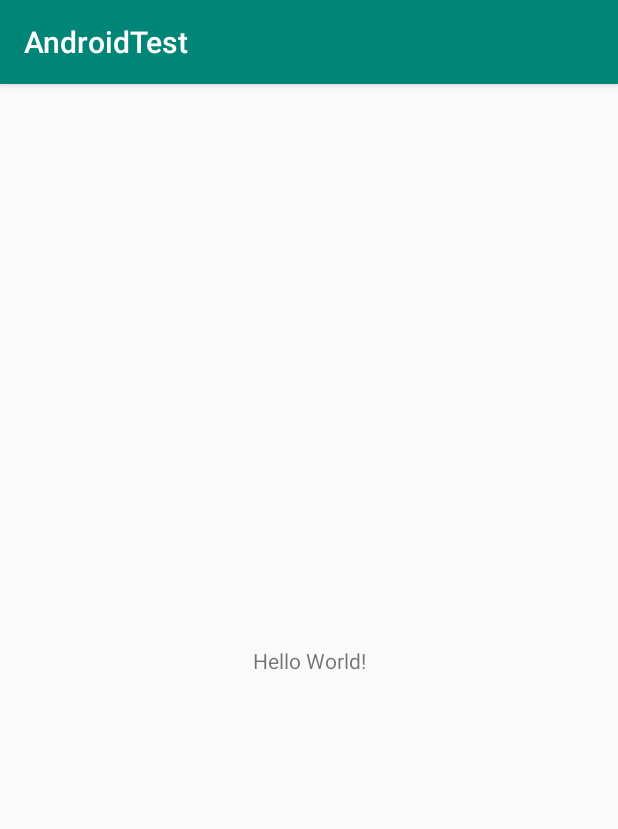
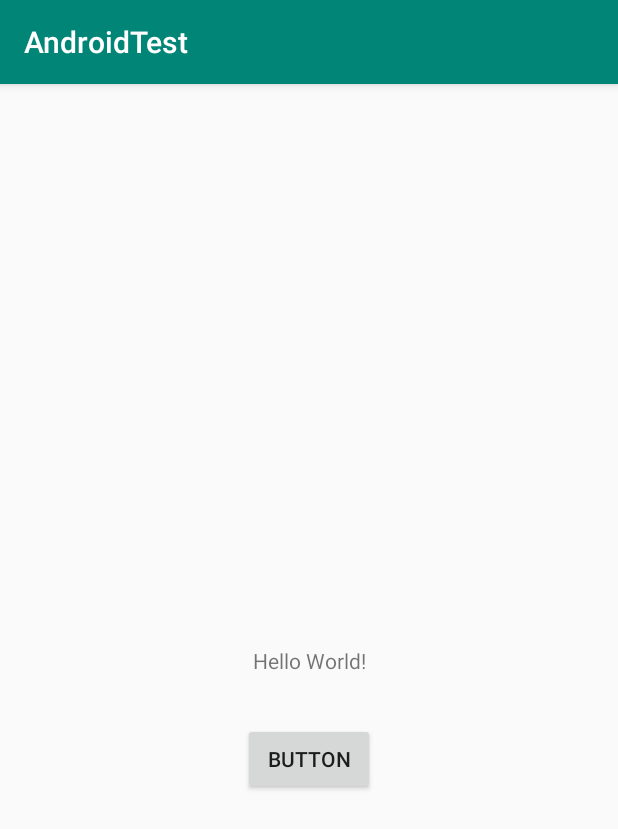
Before and after one commit to MykolaMak/AndroidTest, an Android app: the screen it shows after launch (MainActivity), on a phone screen of 412 x 824 dp. Shown: the top 829 px of the screen. Run offline under Robolectric (Android 15) with nearby library versions, the phone set to English and light mode, and no system bars.

Commit message:
Added a button.

```diff
--- a/app/src/main/res/layout/activity_main.xml
+++ b/app/src/main/res/layout/activity_main.xml
@@ -14,6 +14,13 @@
             app:layout_constraintBottom_toBottomOf="parent"
             app:layout_constraintLeft_toLeftOf="parent"
             app:layout_constraintRight_toRightOf="parent"
-            app:layout_constraintTop_toTopOf="parent"/>
+            app:layout_constraintTop_toTopOf="parent" android:id="@+id/textView"/>
+    <Button
+            android:text="Button"
+            android:layout_width="wrap_content"
+            android:layout_height="wrap_content"
+            android:id="@+id/button" app:layout_constraintEnd_toEndOf="parent"
+            app:layout_constraintStart_toStartOf="parent" app:layout_constraintHorizontal_bias="0.5"
+            android:layout_marginTop="32dp" app:layout_constraintTop_toBottomOf="@+id/textView"/>
 
 </android.support.constraint.ConstraintLayout>
```
